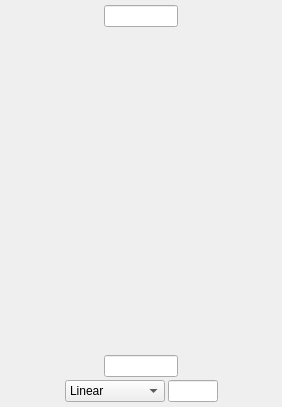
Before: the Qt Designer form qt/widgets/mplcpp/inc/MantidQtWidgets/MplCpp/Colorbar.ui in mantidproject/mantid, drawn with Qt 5.
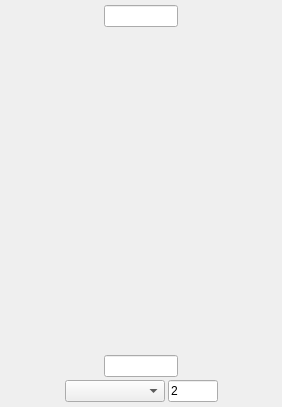
After: the same form once the commit is applied.

Commit message:
Update colorbar when scale type changes
At the time or writing matplotlib does not allow the
normalization type of the colorbar to change so a
new one must be created.

```diff
--- a/qt/widgets/mplcpp/inc/MantidQtWidgets/MplCpp/Colorbar.ui
+++ b/qt/widgets/mplcpp/inc/MantidQtWidgets/MplCpp/Colorbar.ui
@@ -108,7 +108,7 @@
     </layout>
    </item>
    <item>
-    <layout class="QHBoxLayout" name="scaleLayout" stretch="1,4,2,1">
+    <layout class="QHBoxLayout" name="scaleLayout" stretch="1,4,0,1">
      <item>
       <spacer name="horizontalSpacer_5">
        <property name="orientation">
@@ -130,37 +130,19 @@
          <height>16777215</height>
         </size>
        </property>
-       <item>
-        <property name="text">
-         <string>Linear</string>
-        </property>
-       </item>
-       <item>
-        <property name="text">
-         <string>Log</string>
-        </property>
-       </item>
-       <item>
-        <property name="text">
-         <string>Power</string>
-        </property>
-       </item>
       </widget>
      </item>
      <item>
       <widget class="QLineEdit" name="powerEdit">
-       <property name="sizePolicy">
-        <sizepolicy hsizetype="Expanding" vsizetype="Fixed">
-         <horstretch>0</horstretch>
-         <verstretch>0</verstretch>
-        </sizepolicy>
-       </property>
        <property name="maximumSize">
         <size>
          <width>50</width>
          <height>16777215</height>
         </size>
        </property>
+       <property name="text">
+        <string>2</string>
+       </property>
       </widget>
      </item>
      <item>
```
Left out of the diff: 2 changed lines with no effect on the pictures. The commit also changes 9 other files.
